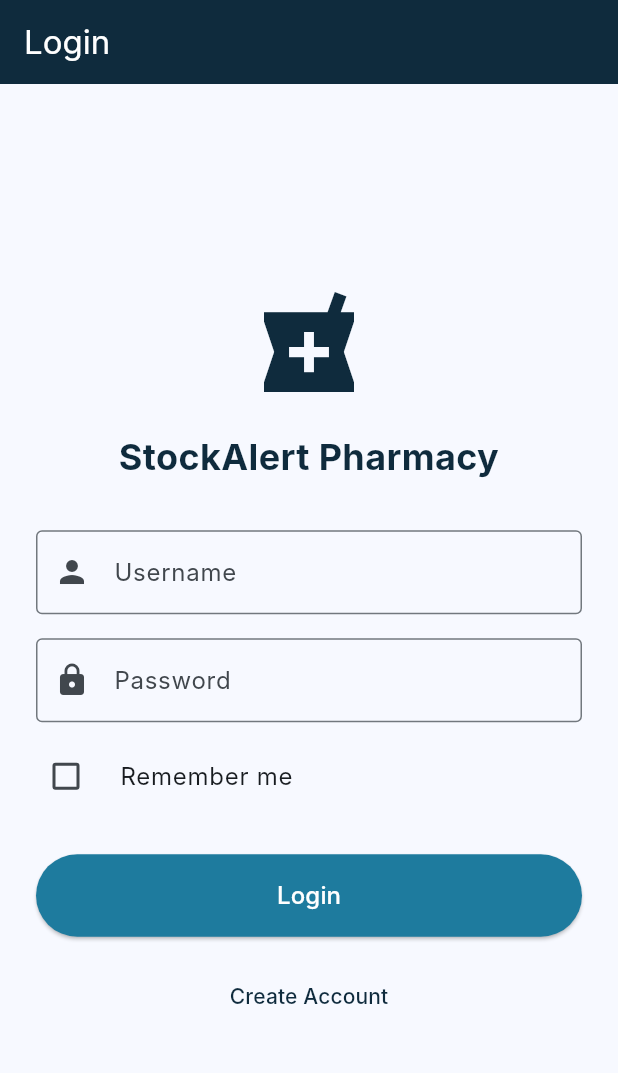
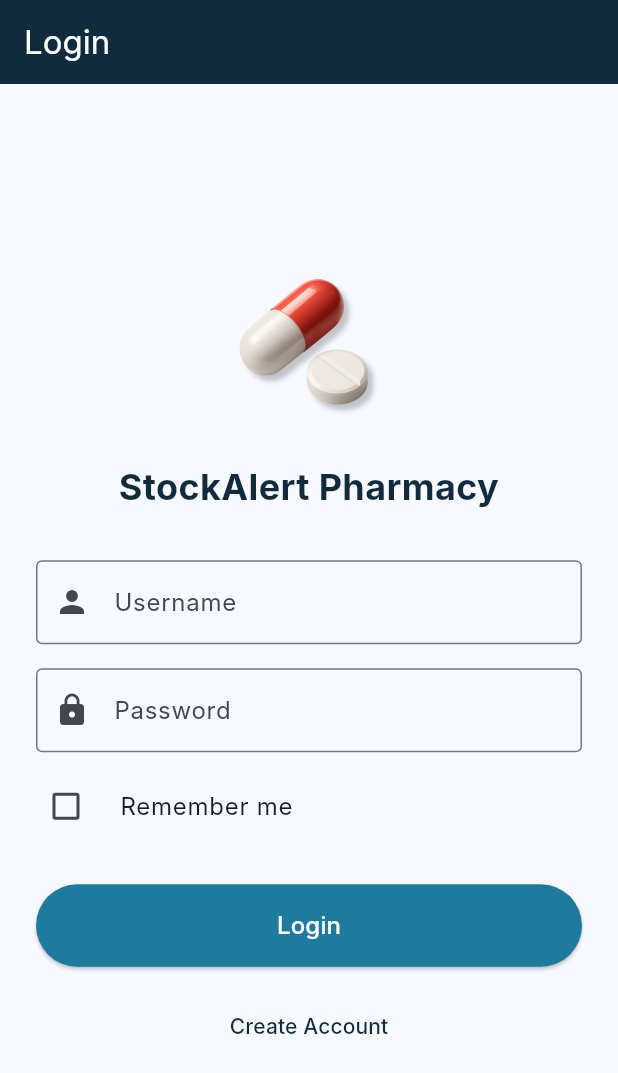
Before and after one commit to d-gibr1l/StockAlert, a Flutter app: the screen it shows after launch, on a phone screen of 412 x 824 dp. Shown: the top 1073 px of the screen. Run offline on Flutter 3.47's test engine with Material 3 defaults, Android fonts, the phone set to English and light mode, and no system bars; our stand-ins replace shared_preferences, sqflite_common_ffi; missing offline and left inert: mobile_scanner; accounts and stored records are empty; Roboto replaces fonts that are missing (Inter).

Commit message:
Update logo on login screen and app launcher icon

```diff
--- a/lib/main.dart
+++ b/lib/main.dart
@@ -1614,10 +1614,9 @@ class _LoginScreenState extends State<LoginScreen> {
             mainAxisAlignment: MainAxisAlignment.center,
             crossAxisAlignment: CrossAxisAlignment.stretch,
             children: [
-              const Icon(
-                Icons.local_pharmacy,
-                size: 80,
-                color: Color(0xFF0F2B3D),
+              Image.asset(
+                'assets/logo.png',
+                height: 120,
               ),
               const SizedBox(height: 16),
               const Text(
```
Also changed, not shown: pubspec.yaml (+3 -69 lines), assets/logo.png, 31 other files.
